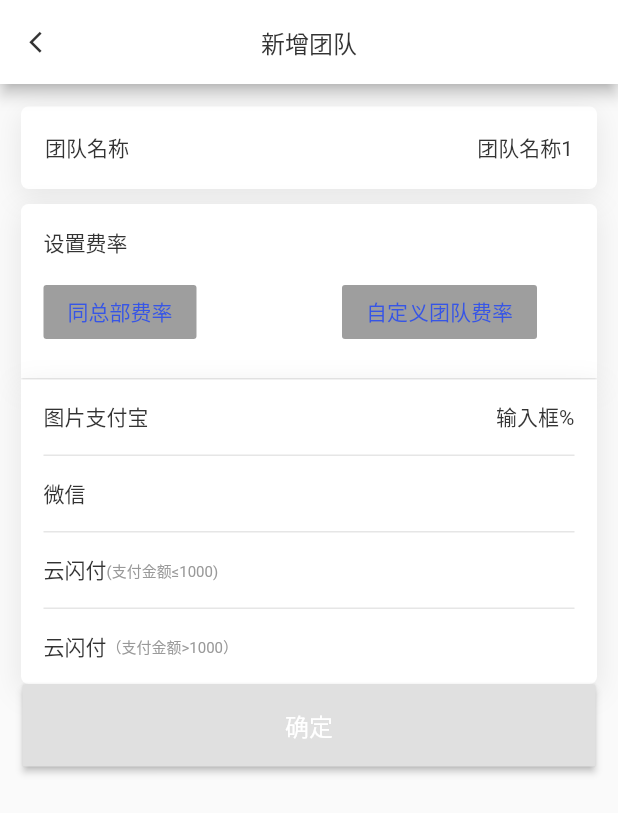
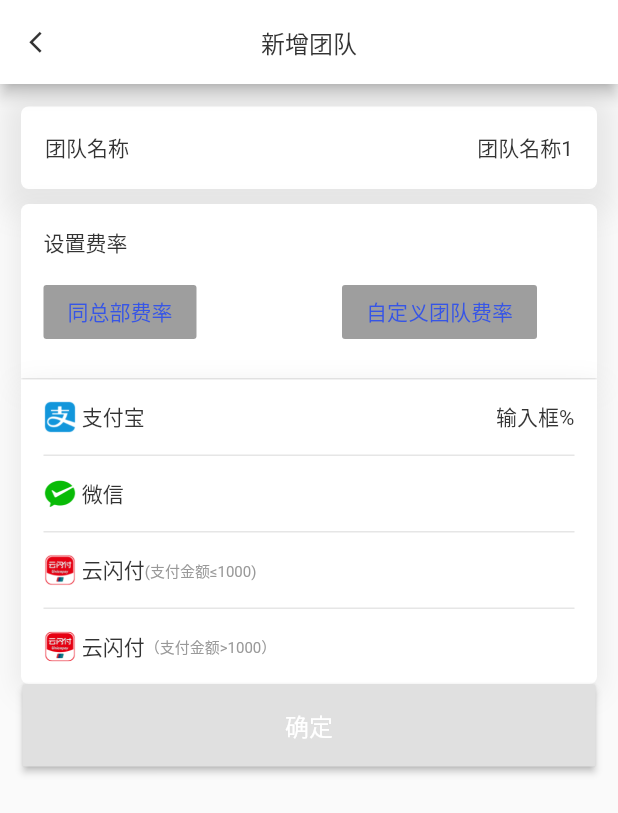
Before and after one commit to heiseyoumo/flutter_app, a Flutter app: the screen it shows after launch, after a tap on "打开新页面", on a phone screen of 412 x 824 dp. Shown: the top 813 px of the screen. Run offline on Flutter 3.47's test engine with Material 2 defaults, Android fonts, the phone set to English and light mode, and no system bars.

Commit message:
新增图片

```diff
--- a/lib/second.dart
+++ b/lib/second.dart
@@ -55,7 +55,7 @@ class AddTeamPage extends StatelessWidget {
                 color: Color(0x33999999),
                 offset: Offset(0.0, 5.0), //阴影xy轴偏移量
                 blurRadius: 15.0, //阴影模糊程度
-                spreadRadius: 1.0, //阴影扩散程度
+                spreadRadius: 11.0, //阴影扩散程度
               )
             ],
           ),
@@ -158,18 +158,21 @@ class AddTeamPage extends StatelessWidget {
                   children: <Widget>[
                     Row(
                       children: <Widget>[
-                        Text(
-                          "图片",
+                        Image.asset(
+                          "assets/images/alipay.png",
+                          height: 22,
+                          width: 22,
+                        ),
+                        Padding(
+                          padding: EdgeInsets.only(
+                            left: 3.5,
+                          ),
+                          child: Text(
+                            "支付宝",
                             style: TextStyle(
                               fontSize: 14,
                               color: UiTheme.COLOR_333333,
                             ),
-                        ),
-                        Text(
-                          "支付宝",
-                          style: TextStyle(
-                            fontSize: 14,
-                            color: UiTheme.COLOR_333333,
                           ),
                         ),
                       ],
@@ -203,11 +206,21 @@ class AddTeamPage extends StatelessWidget {
                 height: 50,
                 child: Row(
                   children: <Widget>[
-                    Text(
+                    Image.asset(
+                      "assets/images/wechat.png",
+                      height: 22,
+                      width: 22,
+                    ),
+                    Padding(
+                      padding: EdgeInsets.only(
+                        left: 3.5,
+                      ),
+                      child: Text(
                         "微信",
                         style: TextStyle(
                           fontSize: 14,
                           color: UiTheme.COLOR_333333,
+                        ),
                       ),
                     ),
                   ],
@@ -221,11 +234,21 @@ class AddTeamPage extends StatelessWidget {
                 height: 50,
                 child: Row(
                   children: <Widget>[
-                    Text(
+                    Image.asset(
+                      "assets/images/quick_pay.png",
+                      height: 22,
+                      width: 22,
+                    ),
+                    Padding(
+                      padding: EdgeInsets.only(
+                        left: 3.5,
+                      ),
+                      child: Text(
                         "云闪付",
                         style: TextStyle(
                           fontSize: 14,
                           color: UiTheme.COLOR_333333,
+                        ),
                       ),
                     ),
                     Text(
@@ -246,11 +269,21 @@ class AddTeamPage extends StatelessWidget {
                 height: 50,
                 child: Row(
                   children: <Widget>[
-                    Text(
+                    Image.asset(
+                      "assets/images/quick_pay.png",
+                      height: 22,
+                      width: 22,
+                    ),
+                    Padding(
+                      padding: EdgeInsets.only(
+                        left: 3.5,
+                      ),
+                      child: Text(
                         "云闪付",
                         style: TextStyle(
                           fontSize: 14,
                           color: UiTheme.COLOR_333333,
+                        ),
                       ),
                     ),
                     Text(
--- a/pubspec.yaml
+++ b/pubspec.yaml
@@ -39,7 +39,8 @@ flutter:
   # included with your application, so that you can use the icons in
   # the material Icons class.
   uses-material-design: true
-
+  assets:
+    - assets/images/
   # To add assets to your application, add an assets section, like this:
   # assets:
   #  - images/a_dot_burr.jpeg
```
Also changed, not shown: assets/images/alipay.png (added), assets/images/quick_pay.png (added), assets/images/wechat.png (added). Lines whose indentation alone changed are shown as unchanged.
